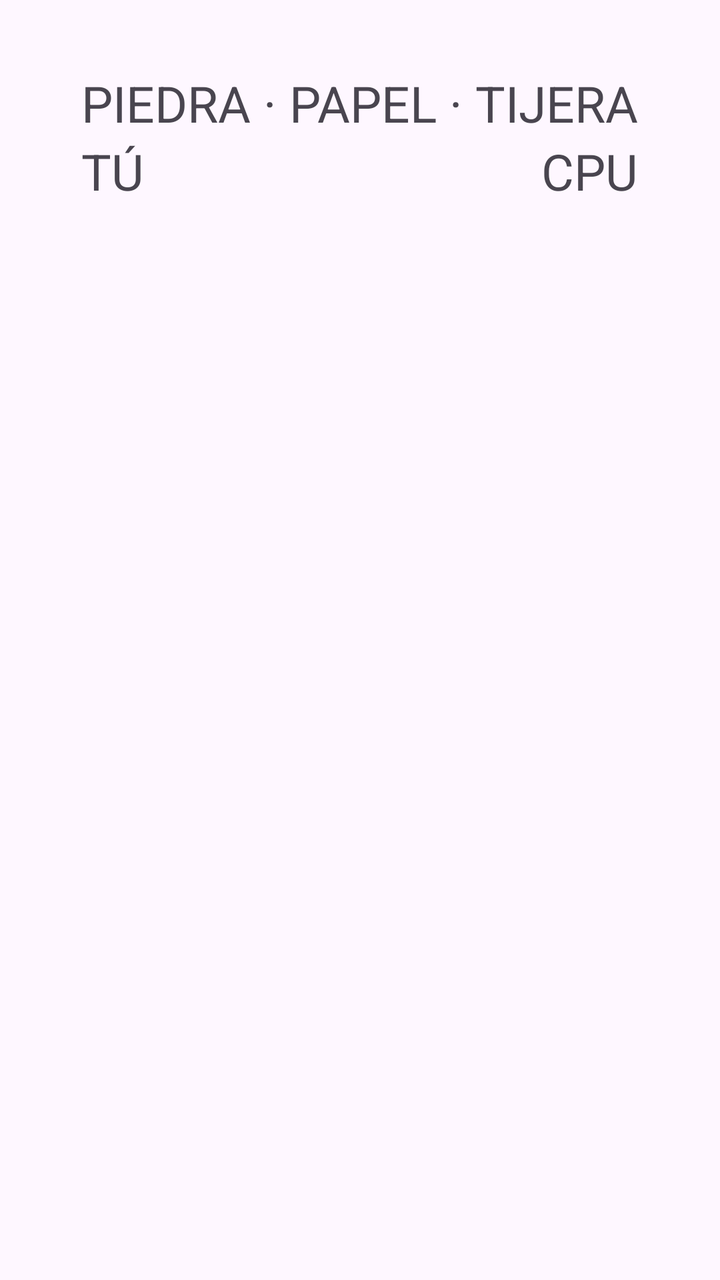
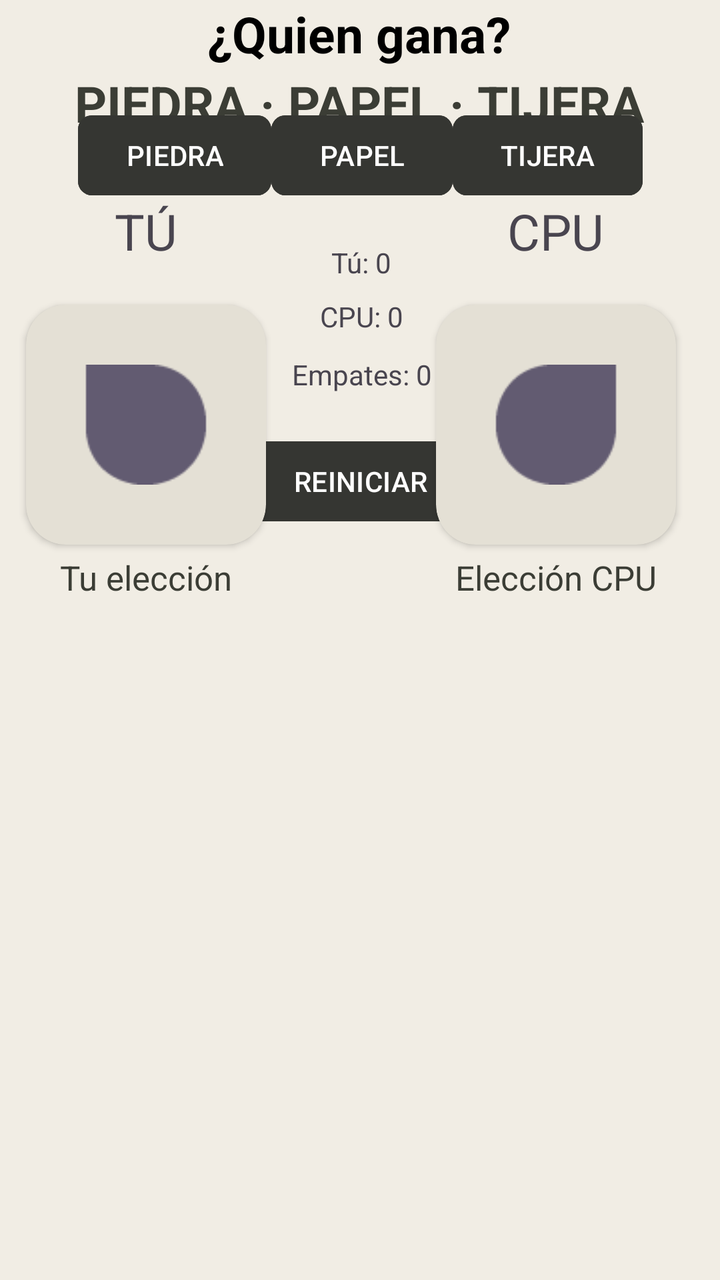

Screens rendered from an Android XML layout before and after an edit, with the pre-edit source and the edit as a unified diff.
<!-- AndroidManifest.xml: application theme Theme.PiedraPapelTijera -->
<!-- res/layout/activity_main.xml -->
<?xml version="1.0" encoding="utf-8"?>
<androidx.constraintlayout.widget.ConstraintLayout xmlns:android="http://schemas.android.com/apk/res/android"
    xmlns:app="http://schemas.android.com/apk/res-auto"
    xmlns:tools="http://schemas.android.com/tools"
    android:id="@+id/main"
    android:layout_width="match_parent"
    android:layout_height="match_parent"
    tools:context=".MainActivity">

    <TextView
        android:id="@+id/tv_jugador"
        android:layout_width="wrap_content"
        android:layout_height="wrap_content"
        android:text="TÚ"
        android:textSize="25dp"
        app:layout_constraintStart_toStartOf="@+id/tv_titulo"
        app:layout_constraintTop_toBottomOf="@+id/tv_titulo" />

    <TextView
        android:id="@+id/tv_titulo"
        android:layout_width="wrap_content"
        android:layout_height="34dp"
        android:text="PIEDRA · PAPEL · TIJERA"
        android:textSize="25sp"
        app:layout_constraintBottom_toBottomOf="parent"
        app:layout_constraintEnd_toEndOf="parent"
        app:layout_constraintHorizontal_bias="0.496"
        app:layout_constraintStart_toStartOf="parent"
        app:layout_constraintTop_toTopOf="parent"
        app:layout_constraintVertical_bias="0.057" />

    <TextView
        android:id="@+id/textView3"
        android:layout_width="wrap_content"
        android:layout_height="wrap_content"
        android:text="CPU"
        android:textSize="25dp"
        app:layout_constraintEnd_toEndOf="@+id/tv_titulo"
        app:layout_constraintTop_toBottomOf="@+id/tv_titulo" />

</androidx.constraintlayout.widget.ConstraintLayout>
<!-- resources referenced by this layout -->
<resources>
  <style name="Theme.PiedraPapelTijera" parent="Base.Theme.PiedraPapelTijera" />
  <style name="Base.Theme.PiedraPapelTijera" parent="Theme.Material3.DayNight.NoActionBar">
          
          
      </style>
</resources>

<!-- the commit's change to res/layout/activity_main.xml (unified diff, before → after) -->
@@ -5,12 +5,16 @@
     android:id="@+id/main"
     android:layout_width="match_parent"
     android:layout_height="match_parent"
-    tools:context=".MainActivity">
+    tools:context=".MainActivity"
+    android:background="@color/fondo"
+    >
 
     <TextView
         android:id="@+id/tv_jugador"
         android:layout_width="wrap_content"
         android:layout_height="wrap_content"
+        android:layout_marginStart="20dp"
+        android:layout_marginTop="30dp"
         android:text="TÚ"
         android:textSize="25dp"
         app:layout_constraintStart_toStartOf="@+id/tv_titulo"
@@ -22,20 +26,183 @@
         android:layout_height="34dp"
         android:text="PIEDRA · PAPEL · TIJERA"
         android:textSize="25sp"
+        android:textStyle="bold"
         app:layout_constraintBottom_toBottomOf="parent"
         app:layout_constraintEnd_toEndOf="parent"
         app:layout_constraintHorizontal_bias="0.496"
         app:layout_constraintStart_toStartOf="parent"
         app:layout_constraintTop_toTopOf="parent"
-        app:layout_constraintVertical_bias="0.057" />
+        app:layout_constraintVertical_bias="0.057"
+        android:textColor="@color/texto1"
+        />
 
     <TextView
         android:id="@+id/textView3"
         android:layout_width="wrap_content"
         android:layout_height="wrap_content"
+        android:layout_marginTop="30dp"
+        android:layout_marginEnd="20dp"
         android:text="CPU"
         android:textSize="25dp"
         app:layout_constraintEnd_toEndOf="@+id/tv_titulo"
         app:layout_constraintTop_toBottomOf="@+id/tv_titulo" />
 
+    <androidx.cardview.widget.CardView
+        android:id="@+id/cardView2"
+        android:layout_width="120dp"
+        android:layout_height="120dp"
+        android:layout_marginTop="20dp"
+        android:backgroundTint="@color/fondoOscuro"
+        app:cardCornerRadius="20dp"
+        app:layout_constraintEnd_toEndOf="@+id/tv_jugador"
+        app:layout_constraintStart_toStartOf="@+id/tv_jugador"
+        app:layout_constraintTop_toBottomOf="@+id/tv_jugador" >
+
+        <ImageView
+            android:id="@+id/iv_tu"
+            android:layout_width="match_parent"
+            android:layout_height="match_parent"
+            app:srcCompat="?android:attr/textSelectHandleRight" />
+
+    </androidx.cardview.widget.CardView>
+
+    <androidx.cardview.widget.CardView
+        android:id="@+id/cardView"
+        android:layout_width="120dp"
+        android:layout_height="120dp"
+        android:layout_marginTop="20dp"
+        android:backgroundTint="@color/fondoOscuro"
+        app:cardCornerRadius="20dp"
+        app:layout_constraintEnd_toEndOf="@+id/textView3"
+        app:layout_constraintStart_toStartOf="@+id/textView3"
+        app:layout_constraintTop_toBottomOf="@+id/textView3" >
+
+        <ImageView
+            android:id="@+id/iv_CPU"
+            android:layout_width="match_parent"
+            android:layout_height="match_parent"
+            app:srcCompat="?android:attr/textSelectHandleLeft" />
+    </androidx.cardview.widget.CardView>
+
+    <TextView
+        android:id="@+id/tv_tuEleccion"
+        android:layout_width="wrap_content"
+        android:layout_height="wrap_content"
+        android:layout_marginTop="5dp"
+        android:text="Tu elección"
+        android:textSize="17dp"
+        app:layout_constraintEnd_toEndOf="@+id/cardView2"
+        app:layout_constraintStart_toStartOf="@+id/cardView2"
+        app:layout_constraintTop_toBottomOf="@+id/cardView2"
+        android:textColor="@color/texto1"
+        />
+
+    <TextView
+        android:id="@+id/tv_eleccionCPU"
+        android:layout_width="wrap_content"
+        android:layout_height="wrap_content"
+        android:layout_marginTop="5dp"
+        android:text="Elección CPU"
+        android:textSize="17dp"
+        app:layout_constraintEnd_toEndOf="@+id/cardView"
+        app:layout_constraintStart_toStartOf="@+id/cardView"
+        app:layout_constraintTop_toBottomOf="@+id/cardView"
+        android:textColor="@color/texto1"
+        />
+
+    <TextView
+        android:id="@+id/tv_qnGana"
+        android:layout_width="wrap_content"
+        android:layout_height="wrap_content"
+        android:text="¿Quien gana?"
+        android:textSize="25sp"
+        android:textStyle="bold"
+        app:layout_constraintEnd_toEndOf="parent"
+        app:layout_constraintHorizontal_bias="0.498"
+        app:layout_constraintStart_toStartOf="parent"
+        tools:layout_editor_absoluteY="348dp"
+        android:textColor="@color/black"
+        />
+
+    <Button
+        android:id="@+id/bt_piedra"
+        android:layout_width="wrap_content"
+        android:layout_height="wrap_content"
+        android:layout_marginStart="55dp"
+        android:layout_marginTop="20dp"
+        android:backgroundTint="@color/boton"
+        android:text="PIEDRA"
+        app:cornerRadius="7dp"
+        app:layout_constraintEnd_toStartOf="@+id/bt_papel"
+        app:layout_constraintStart_toStartOf="parent"
+        app:layout_constraintTop_toBottomOf="@+id/tv_qnGana" />
+
+    <Button
+        android:id="@+id/bt_papel"
+        android:layout_width="wrap_content"
+        android:layout_height="wrap_content"
+        android:backgroundTint="@color/boton"
+        android:text="PAPEL"
+        app:cornerRadius="7dp"
+        app:layout_constraintBottom_toBottomOf="@+id/bt_piedra"
+        app:layout_constraintEnd_toStartOf="@+id/bt_tijera"
+        app:layout_constraintStart_toEndOf="@+id/bt_piedra"
+        app:layout_constraintTop_toTopOf="@+id/bt_piedra" />
+
+    <Button
+        android:id="@+id/bt_tijera"
+        android:layout_width="wrap_content"
+        android:layout_height="wrap_content"
+        android:layout_marginEnd="55dp"
+        android:backgroundTint="@color/boton"
+        android:text="TIJERA"
+        app:cornerRadius="7dp"
+        app:layout_constraintBottom_toBottomOf="@+id/bt_papel"
+        app:layout_constraintEnd_toEndOf="parent"
+        app:layout_constraintStart_toEndOf="@+id/bt_papel"
+        app:layout_constraintTop_toTopOf="@+id/bt_papel" />
+
+    <Button
+        android:id="@+id/bt_reiniciar"
+        android:layout_width="wrap_content"
+        android:layout_height="wrap_content"
+        android:layout_marginTop="20dp"
+        android:backgroundTint="@color/boton"
+        android:text="REINICIAR"
+        app:cornerRadius="7dp"
+        app:layout_constraintEnd_toEndOf="@+id/tv_empates"
+        app:layout_constraintHorizontal_bias="0.511"
+        app:layout_constraintStart_toStartOf="@+id/tv_empates"
+        app:layout_constraintTop_toBottomOf="@+id/tv_empates" />
+
+    <TextView
+        android:id="@+id/tv_puntTu"
+        android:layout_width="wrap_content"
+        android:layout_height="17dp"
+        android:layout_marginTop="20dp"
+        android:text="Tú: 0"
+        app:layout_constraintEnd_toEndOf="@+id/bt_papel"
+        app:layout_constraintStart_toStartOf="@+id/bt_papel"
+        app:layout_constraintTop_toBottomOf="@+id/bt_papel" />
+
+    <TextView
+        android:id="@+id/tv_puntCPU"
+        android:layout_width="wrap_content"
+        android:layout_height="wrap_content"
+        android:layout_marginTop="10dp"
+        android:text="CPU: 0"
+        app:layout_constraintEnd_toEndOf="@+id/tv_puntTu"
+        app:layout_constraintStart_toStartOf="@+id/tv_puntTu"
+        app:layout_constraintTop_toBottomOf="@+id/tv_puntTu" />
+
+    <TextView
+        android:id="@+id/tv_empates"
+        android:layout_width="wrap_content"
+        android:layout_height="wrap_content"
+        android:layout_marginTop="10dp"
+        android:text="Empates: 0"
+        app:layout_constraintEnd_toEndOf="@+id/tv_puntCPU"
+        app:layout_constraintStart_toStartOf="@+id/tv_puntCPU"
+        app:layout_constraintTop_toBottomOf="@+id/tv_puntCPU" />
+
 </androidx.constraintlayout.widget.ConstraintLayout>
<!-- resource entries referenced after the edit -->
@@ -1,5 +1,10 @@
 <!-- resources referenced by this layout -->
 <resources>
+  <color name="black">#FF000000</color>
+  <color name="boton">#353632</color>
+  <color name="fondo">#f1ede4</color>
+  <color name="fondoOscuro">#e4e0d5</color>
+  <color name="texto1">#3b3d35</color>
   <style name="Theme.PiedraPapelTijera" parent="Base.Theme.PiedraPapelTijera" />
   <style name="Base.Theme.PiedraPapelTijera" parent="Theme.Material3.DayNight.NoActionBar">
           
